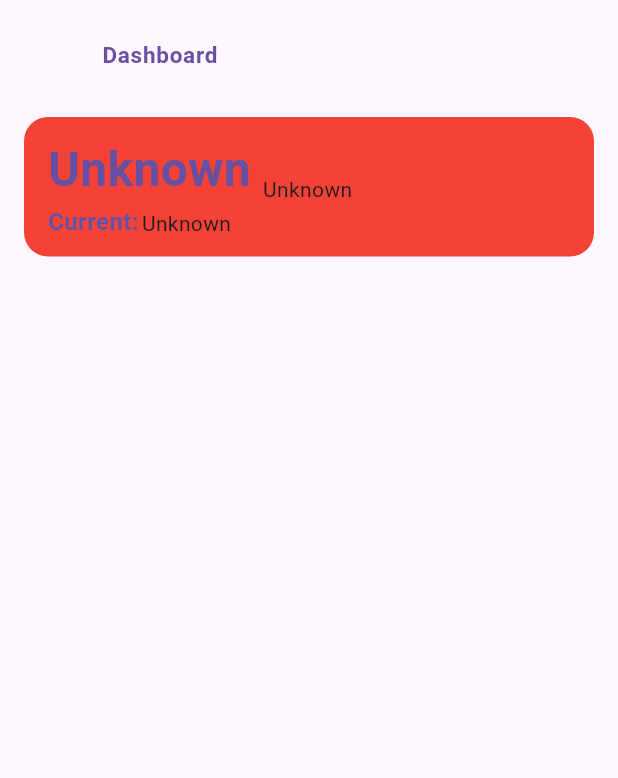
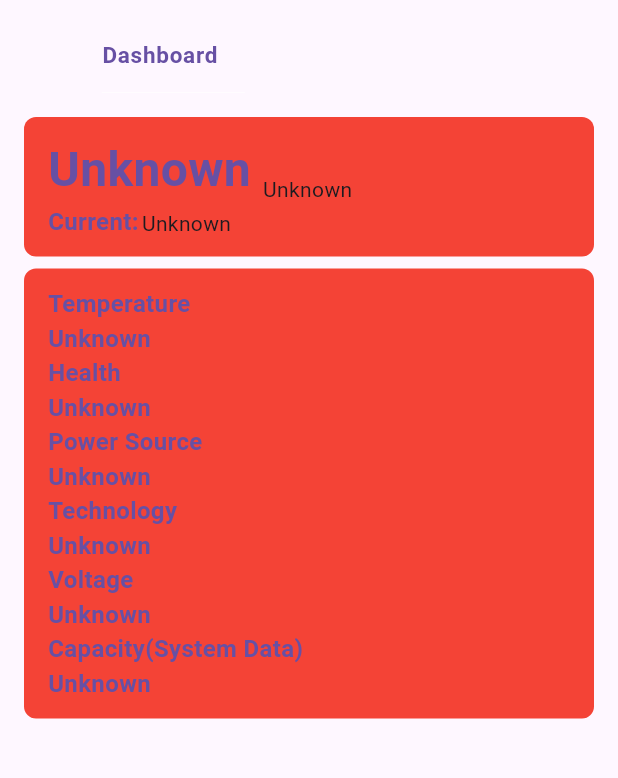
Before and after one commit to Adityaverma1998/device-insight, a Flutter app: the screen it shows after launch, on a phone screen of 412 x 824 dp, the part 63-841 px from its top. Run offline on Flutter 3.47's test engine with Material 3 defaults, Android fonts, the phone set to English and light mode, and no system bars; our stand-ins replace flutter_mobx, get_it, mobx; generated files the repository leaves out were written again.

Commit message:
fix: fixes ui battery info Screen

```diff
--- a/lib/core/widget/custom-tabbar/tabbar-view/battery_info_screen.dart
+++ b/lib/core/widget/custom-tabbar/tabbar-view/battery_info_screen.dart
@@ -40,7 +40,7 @@ class _BatteryInfoScreenState extends State<BatteryInfoScreen> {
                 padding: const EdgeInsets.symmetric(vertical: 12.0, horizontal: 16.0),
                 decoration: const BoxDecoration(
                   color: Colors.red,
-                  borderRadius: BorderRadius.all(Radius.circular(16.0)),
+                  borderRadius: BorderRadius.all(Radius.circular(8.0)),
                 ),
                 child: Column(
                   children: [
@@ -79,38 +79,58 @@ class _BatteryInfoScreenState extends State<BatteryInfoScreen> {
               );
             },
           ),
-          // Observer(
-          //   builder: (_) {
-          //     final deviceData = _deviceInfoStore.batteryInfo; // Convert store data to a map
-          //     return Table(
-          //       border: TableBorder.all(),
-          //       children: deviceData.map((entry) {
-          //         return TableRow(
-          //           children: [
-          //             Container(
-          //               padding: EdgeInsets.all(8.0),
-          //               color: Colors.blueGrey[50],
-          //               child: Text(
-          //                 entry.key,
-          //                 style: TextStyle(color: Colors.black),
-          //               ),
-          //             ),
-          //             Container(
-          //               padding: EdgeInsets.all(8.0),
-          //               color: Colors.blueGrey[100],
-          //               child: Text(
-          //                 entry.value.toString(),
-          //                 style: TextStyle(color: Colors.blue),
-          //               ),
-          //             ),
-          //           ],
-          //         );
-          //       }).toList(),
-          //     );
-          //   },
-          // ),
+          const SizedBox(height: 8.0,),
+          Observer(
+            builder: (_) {
+              return Container(
+                width: MediaQuery.of(context).size.width*1,
+                padding: const EdgeInsets.symmetric(vertical: 12.0, horizontal: 16.0),
+                decoration: const BoxDecoration(
+                  color: Colors.red,
+                  borderRadius: BorderRadius.all(Radius.circular(8.0)),
+                ),
+                child: Column(
+                  crossAxisAlignment: CrossAxisAlignment.start,
+                  children: [
+                    _buildRowDataWidget('Temperature',_deviceInfoStore.batteryInfo.batteryTemperature),
+                    _buildRowDataWidget('Health',_deviceInfoStore.batteryInfo.batteryHealth),
+                    _buildRowDataWidget('Power Source',_deviceInfoStore.batteryInfo.batteryPowerSource),
+                    _buildRowDataWidget('Technology',_deviceInfoStore.batteryInfo.batteryTechnology),
+                    _buildRowDataWidget('Voltage',_deviceInfoStore.batteryInfo.batteryVoltage),
+                    _buildRowDataWidget('Capacity(System Data)',_deviceInfoStore.batteryInfo.batteryCapacity),
+                  ],
+                ),
+              );
+            },
+          ),
+
         ],
       ),
     );
   }
+
+  Widget _buildRowDataWidget(String label,String value){
+    return Column(
+      crossAxisAlignment: CrossAxisAlignment.start,
+
+      children: [
+        Text(label,
+          style: Theme.of(context).textTheme.bodyMedium?.copyWith(
+            fontSize: 16,
+            fontWeight: FontWeight.w700,
+            color: Theme.of(context).colorScheme.primary,
+          ),
+        ),
+        const SizedBox(width: 2.0,),
+        Text(value,
+          style: Theme.of(context).textTheme.bodyMedium?.copyWith(
+            fontSize: 16,
+            fontWeight: FontWeight.w700,
+            color: Theme.of(context).colorScheme.primary,
+          ),
+        ),
+
+      ],
+    );
+  }
 }
```
